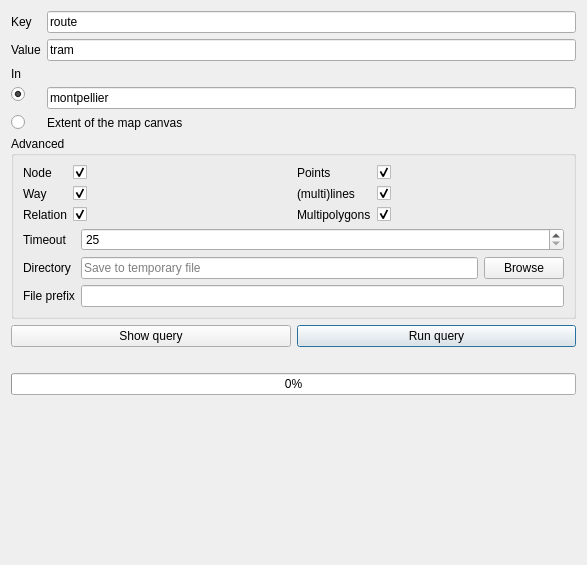
Old version of the form ui/quick_query.ui in the repository 3liz/QuickOSM.
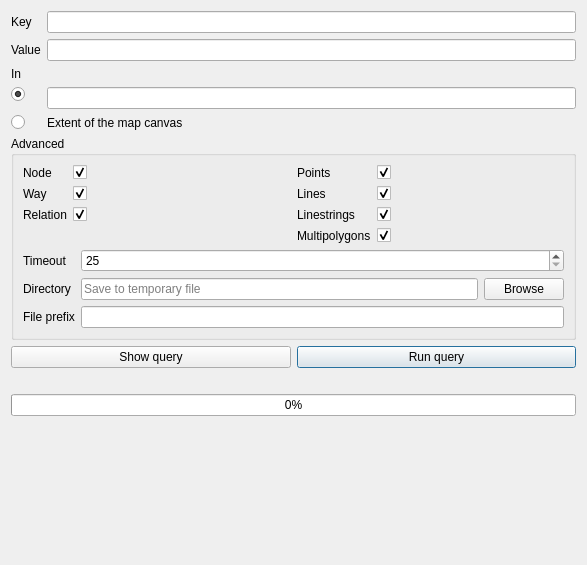
New version of the form. Custom widgets are drawn as their Qt base class.

```diff
--- a/ui/quick_query.ui
+++ b/ui/quick_query.ui
@@ -29,7 +29,7 @@
      <item row="0" column="1">
       <widget class="QLineEdit" name="lineEdit_key">
        <property name="text">
-        <string>route</string>
+        <string/>
        </property>
       </widget>
      </item>
@@ -43,14 +43,14 @@
      <item row="1" column="1">
       <widget class="QLineEdit" name="lineEdit_value">
        <property name="text">
-        <string>tram</string>
+        <string/>
        </property>
       </widget>
      </item>
      <item row="3" column="1">
       <widget class="QLineEdit" name="lineEdit_nominatim">
        <property name="text">
-        <string>montpellier</string>
+        <string/>
        </property>
       </widget>
      </item>
@@ -185,18 +185,18 @@
           <item row="1" column="0">
            <widget class="QLabel" name="label_11">
             <property name="text">
-             <string>(multi)lines</string>
+             <string>Lines</string>
             </property>
            </widget>
           </item>
-          <item row="2" column="0">
+          <item row="3" column="0">
            <widget class="QLabel" name="label_12">
             <property name="text">
              <string>Multipolygons</string>
             </property>
            </widget>
           </item>
-          <item row="2" column="1">
+          <item row="3" column="1">
            <widget class="QCheckBox" name="checkBox_multipolygons">
             <property name="text">
              <string/>
@@ -206,6 +206,23 @@
             </property>
            </widget>
           </item>
+          <item row="2" column="0">
+           <widget class="QLabel" name="label_14">
+            <property name="text">
+             <string>Linestrings</string>
+            </property>
+           </widget>
+          </item>
+          <item row="2" column="1">
+           <widget class="QCheckBox" name="checkBox_linestrings">
+            <property name="text">
+             <string/>
+            </property>
+            <property name="checked">
+             <bool>true</bool>
+            </property>
+           </widget>
+          </item>
          </layout>
         </item>
        </layout>
```
